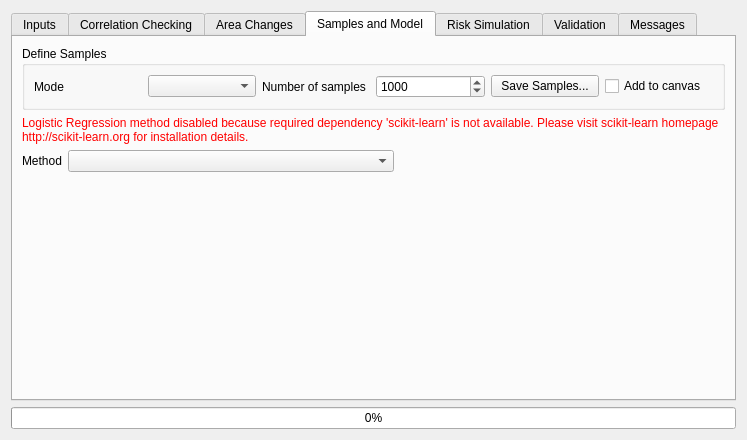
nextgis/qgis_molusce, file ui/moluscedialogbase.ui: the form before one commit.
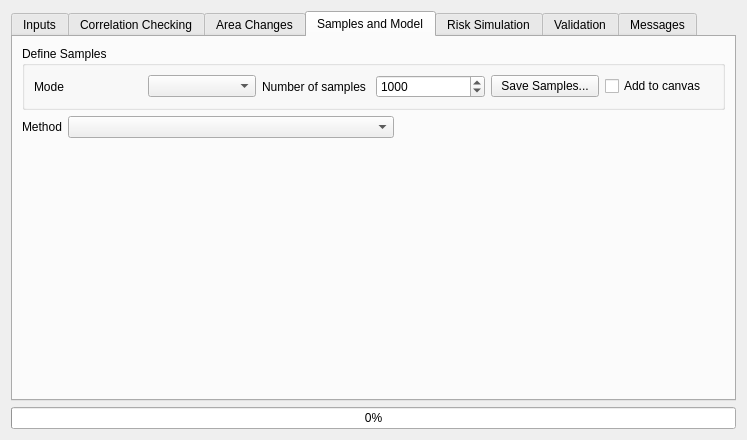
The form after the commit. The open tabs and pages were chosen to show the change. Custom widgets are drawn as their Qt base class.

Commit message: Eliminate sklearn from the plugin

The edit to the form file:
```diff
--- a/ui/moluscedialogbase.ui
+++ b/ui/moluscedialogbase.ui
@@ -250,7 +250,7 @@
        <string>Samples and Model</string>
       </attribute>
       <layout class="QGridLayout" name="gridLayout_3">
-       <item row="3" column="0">
+       <item row="2" column="0">
         <widget class="QLabel" name="label_4">
          <property name="text">
           <string>Method</string>
@@ -322,7 +322,7 @@
          </layout>
         </widget>
        </item>
-       <item row="3" column="1">
+       <item row="2" column="1">
         <widget class="QComboBox" name="cmbSimulationMethod">
          <property name="sizePolicy">
           <sizepolicy hsizetype="Expanding" vsizetype="Fixed">
@@ -332,7 +332,7 @@
          </property>
         </widget>
        </item>
-       <item row="3" column="2">
+       <item row="2" column="2">
         <spacer name="horizontalSpacer">
          <property name="orientation">
           <enum>Qt::Horizontal</enum>
@@ -345,7 +345,7 @@
          </property>
         </spacer>
        </item>
-       <item row="4" column="0" colspan="3">
+       <item row="3" column="0" colspan="3">
         <widget class="QStackedWidget" name="widgetStackMethods">
          <property name="sizePolicy">
           <sizepolicy hsizetype="Expanding" vsizetype="Expanding">
@@ -364,16 +364,6 @@
          </property>
         </widget>
        </item>
-       <item row="2" column="0" colspan="3">
-        <widget class="QLabel" name="lblWarning">
-         <property name="text">
-          <string>&lt;html&gt;&lt;head/&gt;&lt;body&gt;&lt;p&gt;&lt;span style=&quot; color:#ff0000;&quot;&gt;Logistic Regression method disabled because required dependency 'scikit-learn' is not available. Please visit &lt;/span&gt;&lt;span style=&quot; color:#ff0000;&quot;&gt;scikit-learn homepage http://scikit-learn.org for installation details.&lt;/span&gt;&lt;/p&gt;&lt;/body&gt;&lt;/html&gt;</string>
-         </property>
-         <property name="wordWrap">
-          <bool>true</bool>
-         </property>
-        </widget>
-       </item>
       </layout>
      </widget>
      <widget class="QWidget" name="tabSimulation">
```
Left out of the diff: 2 changed lines with no effect on the pictures. The commit also changes 2 other files.
